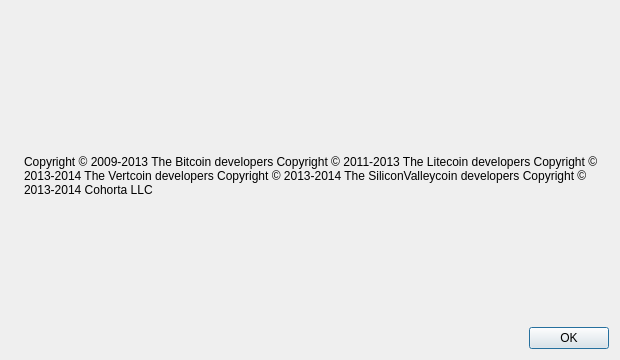
UmbrellaHoldings/ULTC, file src/qt/forms/aboutdialog.ui: the form before one commit.
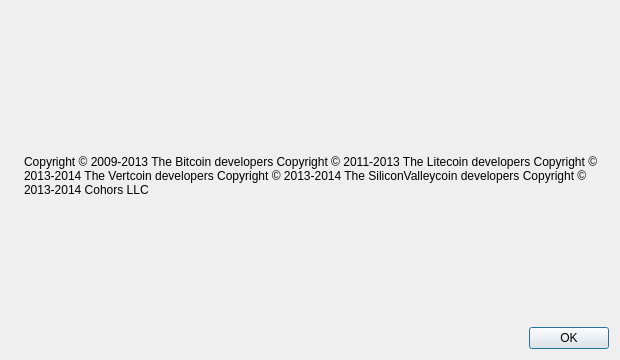
The form after the commit. Icons and pictures are not drawn.

Commit message: copyrights adjusted Cohors

The edit to the form file:
```diff
--- a/src/qt/forms/aboutdialog.ui
+++ b/src/qt/forms/aboutdialog.ui
@@ -74,7 +74,7 @@
 Copyright &amp;copy; 2011-2013 The Litecoin developers
 Copyright &amp;copy; 2013-2014 The Vertcoin developers
 Copyright &amp;copy; 2013-2014 The SiliconValleycoin developers
-Copyright &amp;copy; 2013-2014 Cohorta LLC
+Copyright &amp;copy; 2013-2014 Cohors LLC
 </string>
        </property>
        <property name="wordWrap">
```
The commit also changes 2 other files.
